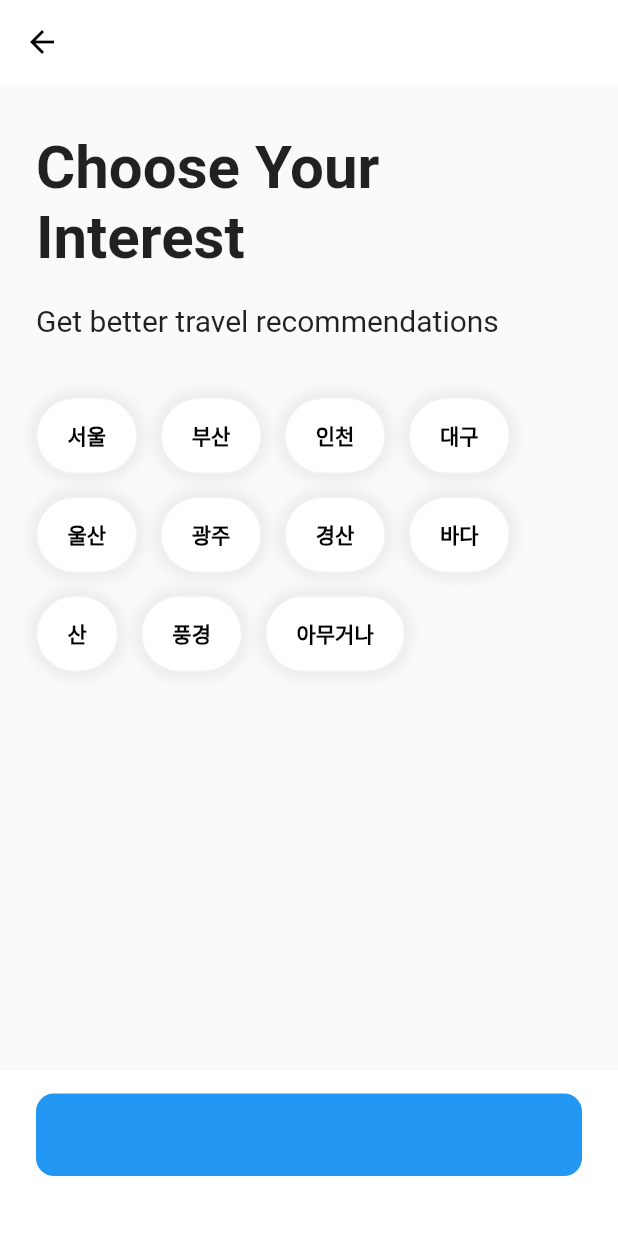
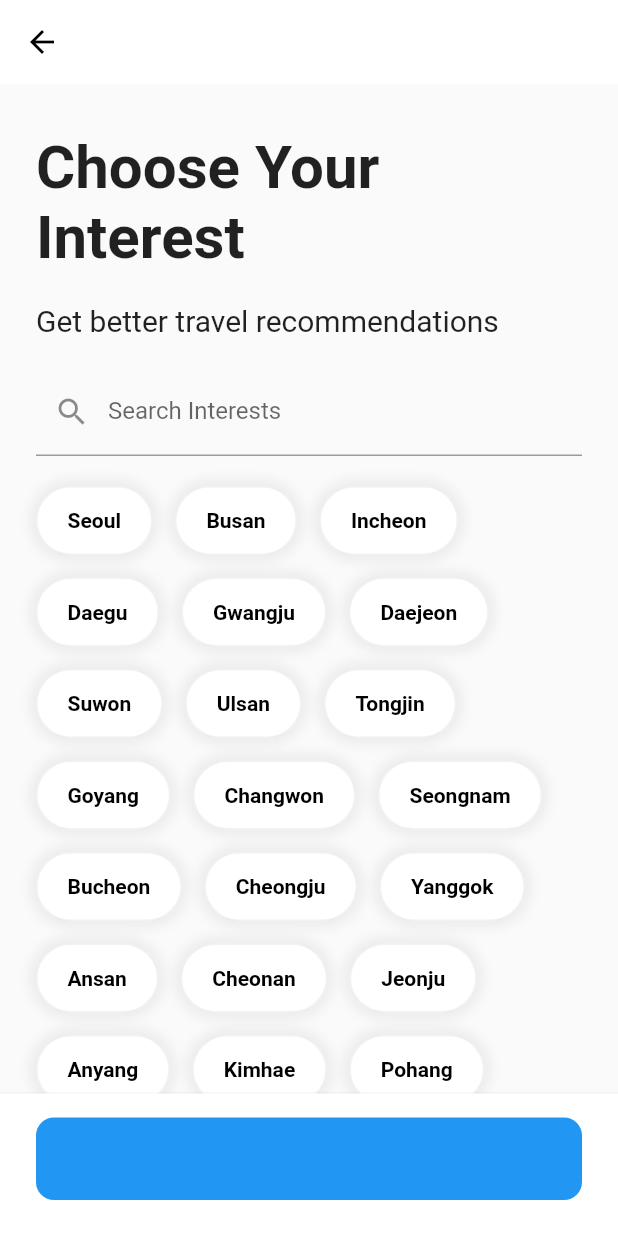
Before and after one commit to daveg7lee/content_universe, a Flutter app: the InterestScreen screen opened directly, on a phone screen of 412 x 824 dp. Run offline on Flutter 3.47's test engine with Material 2 defaults, Android fonts, the phone set to English and light mode, and no system bars; our stand-ins replace animated_text_kit.

Commit message:
planed_screen

```diff
--- a/lib/get_start/interest_button.dart
+++ b/lib/get_start/interest_button.dart
@@ -5,27 +5,26 @@ class InterestButton extends StatefulWidget {
   const InterestButton({
     super.key,
     required this.interest,
+    required this.isSelected,
+    required this.onTap,
   });
 
   final String interest;
+  final bool isSelected;
+  final Function(bool) onTap;
 
   @override
-  State<InterestButton> createState() => _InterestButtonState();
+  // ignore: library_private_types_in_public_api
+  _InterestButtonState createState() => _InterestButtonState();
 }
 
 class _InterestButtonState extends State<InterestButton> {
-  bool _isSelected = false;
-
-  void onTap() {
-    setState(() {
-      _isSelected = !_isSelected;
-    });
-  }
-
   @override
   Widget build(BuildContext context) {
     return GestureDetector(
-      onTap: onTap,
+      onTap: () {
+        widget.onTap(!widget.isSelected);
+      },
       child: AnimatedContainer(
         duration: const Duration(microseconds: 300),
         padding: const EdgeInsets.symmetric(
@@ -33,7 +32,8 @@ class _InterestButtonState extends State<InterestButton> {
           horizontal: Sizes.size20,
         ),
         decoration: BoxDecoration(
-          color: _isSelected ? Theme.of(context).primaryColor : Colors.white,
+          color:
+              widget.isSelected ? Theme.of(context).primaryColor : Colors.white,
           borderRadius: BorderRadius.circular(
             Sizes.size32,
           ),
@@ -51,8 +51,9 @@ class _InterestButtonState extends State<InterestButton> {
         child: Text(
           widget.interest,
           style: TextStyle(
-              fontWeight: FontWeight.bold,
-              color: _isSelected ? Colors.white : Colors.black),
+            fontWeight: FontWeight.bold,
+            color: widget.isSelected ? Colors.white : Colors.black,
+          ),
         ),
       ),
     );
--- a/lib/get_start/interest_screen.dart
+++ b/lib/get_start/interest_screen.dart
@@ -1,26 +1,118 @@
 import 'package:content_universe/constants/gaps.dart';
 import 'package:content_universe/constants/sizes.dart';
 import 'package:content_universe/get_start/interest_button.dart';
-import 'package:content_universe/main/tutorial_screen.dart';
+import 'package:content_universe/main/plan_screen.dart';
 import 'package:flutter/cupertino.dart';
 import 'package:flutter/material.dart';
 
 const interests = [
-  "서울",
-  "부산",
-  "인천",
-  "대구",
-  "울산",
-  "광주",
-  "경산",
-  "바다",
-  "산",
-  "풍경",
-  "아무거나",
+  "Seoul",
+  "Busan",
+  "Incheon",
+  "Daegu",
+  "Gwangju",
+  "Daejeon",
+  "Suwon",
+  "Ulsan",
+  "Tongjin",
+  "Goyang",
+  "Changwon",
+  "Seongnam",
+  "Bucheon",
+  "Cheongju",
+  "Yanggok",
+  "Ansan",
+  "Cheonan",
+  "Jeonju",
+  "Anyang",
+  "Kimhae",
+  "Pohang",
+  "Pyeongtaek",
+  "Jeju",
+  "Masan",
+  "Siheung",
+  "Uijeongbu",
+  "Paju",
+  "Kumi",
+  "Gimpo",
+  "Yeosu",
+  "Chinju",
+  "Asan",
+  "Wonju",
+  "Gwangmyeongni",
+  "Asan",
+  "Gwangju",
+  "Iksan",
+  "Yangsan",
+  "Gunpo",
+  "Chuncheon",
+  "Gyeongsan",
+  "Kunsan",
+  "Yeosu",
+  "Suncheon",
+  "Gongju",
+  "Mokpo",
+  "Osan",
+  "Gangneung",
+  "Chungju",
+  "Incheon",
+  "Sejong",
+  "Anseong",
+  "Guri",
+  "Sosan",
+  "Pocheon",
+  "Andong",
+  "Uiwang",
+  "Hanam",
+  "Seogwipo",
+  "Gwangyang",
+  "Jicheon",
+  "Chungmu",
+  "Chechon",
+  "Noksan",
+  "Tangjin",
+  "Sachon",
+  "Sa-chon",
+  "Hosan",
+  "Jeonghae",
+  "Yoju",
+  "Yongju",
+  "Miryang",
+  "Sangju",
+  "Boryeong",
+  "Hongseong",
+  "Muan",
+  "Dongducheon",
+  "Naju",
+  "Kimje",
+  "Sokcho",
+  "Mungyong",
+  "Samchok",
+  "Pongnam",
+  "Gwacheon",
+  "Haeryong",
+  "Taebaek",
+  "Jeomchon",
+  "Yeonil",
+  "Heunghae",
+  "Angang",
+  "Munsan",
+  "Hayang",
+  "Hallim",
+  "Kujwa",
+  "Ulchin",
+  "Daean",
+  "Sapkyo",
+  "Eumseong",
+  "Guryongpo",
+  "Seosaeng",
+  "Pyongchang",
 ];
 
 class InterestScreen extends StatefulWidget {
-  const InterestScreen({super.key});
+  const InterestScreen({
+    super.key,
+  });
 
   @override
   State<InterestScreen> createState() => _InterestScreenState();
@@ -29,12 +121,42 @@ class InterestScreen extends StatefulWidget {
 class _InterestScreenState extends State<InterestScreen> {
   final ScrollController _scrollController = ScrollController();
   bool _showTitle = false;
+  final TextEditingController _searchController = TextEditingController();
+  List<String> filteredInterests = List.from(interests);
+  List<String> selectedInterests = [];
 
   void _onPress() {
-    Navigator.pushAndRemoveUntil(
+    if (selectedInterests.isNotEmpty) {
+      List<TravelPlan> selectedTracks = [];
+
+      // Create TravelPlan objects for each selected interest
+      for (int i = 0; i < selectedInterests.length; i++) {
+        selectedTracks.add(
+          TravelPlan(
+            route: selectedInterests[i],
+            time: "2 hours", // Set your desired time
+            price: 55.0, // Set your desired price
+          ),
+        );
+      }
+
+      Navigator.push(
         context,
-        MaterialPageRoute(builder: (context) => const TutorialScreen()),
-        (route) => false);
+        MaterialPageRoute(
+          builder: (context) => TravelPlanScreen(
+            selectedTracks: selectedTracks,
+          ),
+        ),
+      );
+    } else {
+      // Show an error message or prevent navigation
+      // For example, you can display a snackbar with an error message:
+      ScaffoldMessenger.of(context).showSnackBar(
+        const SnackBar(
+          content: Text('Please select at least one interest.'),
+        ),
+      );
+    }
   }
 
   void _onScroll() {
@@ -61,15 +183,25 @@ class _InterestScreenState extends State<InterestScreen> {
   @override
   void dispose() {
     _scrollController.dispose();
+    _searchController.dispose();
     super.dispose();
+  }
+
+  void onScaffoldTap() {
+    FocusScope.of(context).unfocus();
+  }
+
+  void onSearchTextChanged(String query) {
+    setState(() {
+      filteredInterests = interests
+          .where((interest) =>
+              interest.toLowerCase().contains(query.toLowerCase()))
+          .toList();
+    });
   }
 
   @override
   Widget build(BuildContext context) {
-    void onScaffoldTap() {
-      FocusScope.of(context).unfocus();
-    }
-
     return GestureDetector(
       onTap: onScaffoldTap,
       child: Scaffold(
@@ -110,15 +242,35 @@ class _InterestScreenState extends State<InterestScreen> {
                       fontWeight: FontWeight.w400,
                     ),
                   ),
-                  Gaps.v40,
+                  Gaps.v20,
+                  TextField(
+                    controller: _searchController,
+                    onChanged: onSearchTextChanged,
+                    decoration: const InputDecoration(
+                      labelText: 'Search Interests',
+                      prefixIcon: Icon(Icons.search),
+                    ),
+                  ),
+                  Gaps.v20,
                   Wrap(
                     runSpacing: 15,
                     spacing: 15,
                     children: [
-                      for (var interest in interests)
-                        InterestButton(interest: interest)
+                      for (var interest in filteredInterests)
+                        InterestButton(
+                          interest: interest,
+                          isSelected: selectedInterests.contains(interest),
+                          onTap: (isSelected) {
+                            if (isSelected) {
+                              selectedInterests.add(interest);
+                            } else {
+                              selectedInterests.remove(interest);
+                            }
+                            setState(() {}); // Trigger a rebuild
+                          },
+                        )
                     ],
-                  ),
+                  )
                 ],
               ),
             ),
@@ -128,7 +280,7 @@ class _InterestScreenState extends State<InterestScreen> {
           elevation: 2,
           child: Padding(
             padding: const EdgeInsets.only(
-              bottom: Sizes.size40,
+              bottom: Sizes.size24,
               top: Sizes.size16,
               left: Sizes.size24,
               right: Sizes.size24,
--- a/lib/main.dart
+++ b/lib/main.dart
@@ -1,5 +1,5 @@
 import 'package:content_universe/constants/sizes.dart';
-import 'package:content_universe/main/tutorial_screen.dart';
+import 'package:content_universe/get_start/welcome_screen.dart';
 import 'package:flutter/material.dart';
 
 void main() {
@@ -26,7 +26,6 @@ class MyApp extends StatelessWidget {
             ),
           ),
         ),
-      home: const TutorialScreen(),
-    );
+        home: const WelcomeScreen());
   }
 }
--- /dev/null
+++ b/lib/main/plan_screen.dart
@@ -0,0 +1,43 @@
+import 'package:flutter/material.dart';
+
+class TravelPlan {
+  final String route;
+  final String time;
+  final double price;
+
+  TravelPlan({
+    required this.route,
+    required this.time,
+    required this.price,
+  });
+}
+
+class TravelPlanScreen extends StatelessWidget {
+  final List<TravelPlan> selectedTracks; // List of TravelPlan objects
+
+  const TravelPlanScreen({
+    Key? key,
+    required this.selectedTracks,
+  }) : super(key: key);
+
+  @override
+  Widget build(BuildContext context) {
+    return Scaffold(
+      appBar: AppBar(
+        title: const Text("Travel Plan Details"),
+      ),
+      body: ListView.builder(
+        itemCount: selectedTracks.length,
+        itemBuilder: (context, index) {
+          final track = selectedTracks[index];
+          return ListTile(
+            title: Text(track.route),
+            subtitle: Text(
+              "Time: ${track.time}, Price: \$${track.price.toStringAsFixed(2)}",
+            ),
+          );
+        },
+      ),
+    );
+  }
+}
```
Also changed, not shown: lib/main/homepage_screen.dart (deleted, +0 -10 lines), lib/get_start/welcome_screen.dart (renamed from lib/get_start/welcome.dart), 1 other file. Lines whose indentation alone changed are shown as unchanged.
